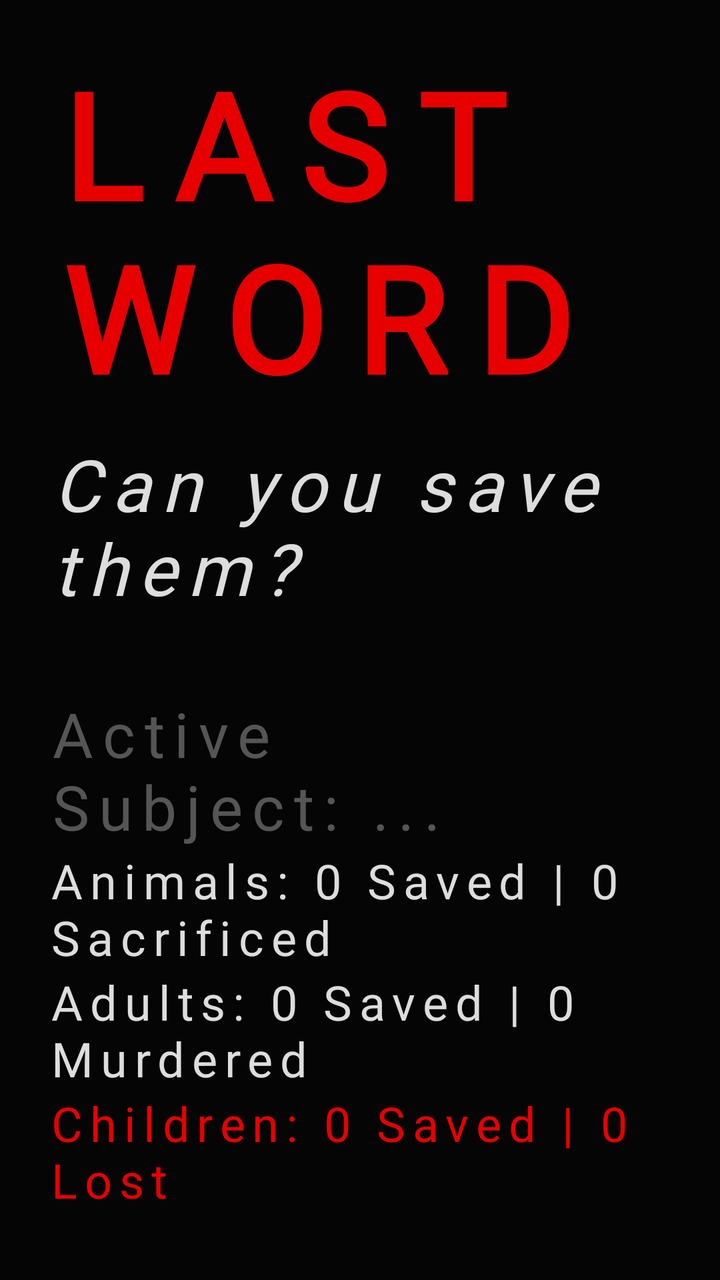
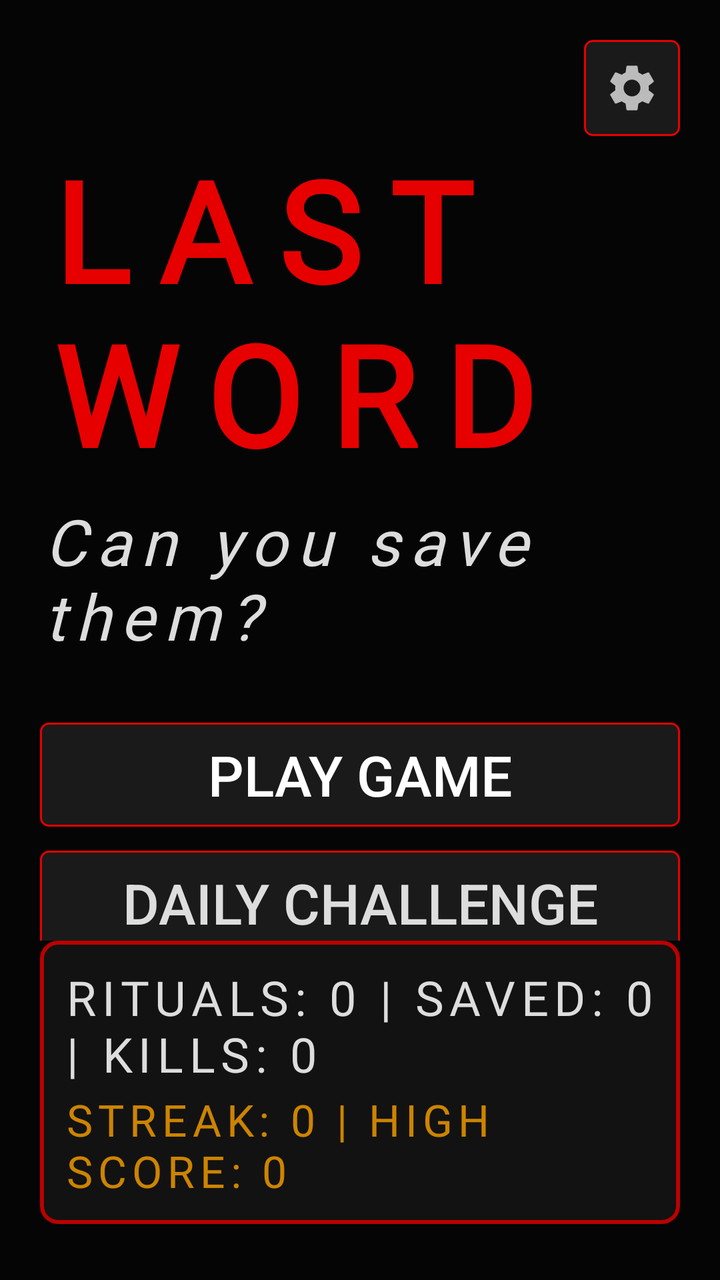

Before-and-after screenshots of an Android layout around one commit, followed by the original layout XML and the change that was made.
<!-- AndroidManifest.xml: application theme Theme.LastWord -->
<!-- res/layout/activity_home.xml -->
<?xml version="1.0" encoding="utf-8"?>
<androidx.constraintlayout.widget.ConstraintLayout xmlns:android="http://schemas.android.com/apk/res/android"
    xmlns:app="http://schemas.android.com/apk/res-auto"
    android:layout_width="match_parent"
    android:layout_height="match_parent"
    android:background="@color/pure_dark"
    android:padding="24dp">

    
    <LinearLayout
        android:id="@+id/centerGroup"
        android:layout_width="match_parent"
        android:layout_height="0dp"
        android:orientation="vertical"
        android:gravity="center"
        app:layout_constraintTop_toTopOf="parent"
        app:layout_constraintBottom_toTopOf="@+id/llUserStats"
        app:layout_constraintStart_toStartOf="parent"
        app:layout_constraintEnd_toEndOf="parent">

        <TextView
            android:id="@+id/tvTitle"
            android:layout_width="wrap_content"
            android:layout_height="wrap_content"
            android:text="LAST WORD"
            android:textColor="@color/horror_red"
            android:textSize="74sp"
            android:textStyle="bold"
            android:letterSpacing="0.2"
            android:fontFamily="@font/ghastly_panic" />

        <TextView
            android:id="@+id/tvSubtitle"
            android:layout_width="wrap_content"
            android:layout_height="wrap_content"
            android:text="Can you save them?"
            android:textColor="@color/pale_white"
            android:textSize="36sp"
            android:textStyle="italic"
            android:layout_marginTop="10dp"
            android:letterSpacing="0.15"
            android:fontFamily="@font/ghastly_panic"/>

        <LinearLayout
            android:id="@+id/menuLayout"
            android:layout_width="match_parent"
            android:layout_height="wrap_content"
            android:orientation="vertical"
            android:layout_marginTop="40dp">

            <androidx.appcompat.widget.AppCompatButton
                android:id="@+id/btnEnterGame"
                android:layout_width="match_parent"
                android:layout_height="54dp"
                android:text="ENTER THE VOID"
                android:textColor="@color/white"
                android:textSize="28sp"
                android:layout_marginBottom="14dp"
                android:background="@drawable/bg_button_dark"/>

            <androidx.appcompat.widget.AppCompatButton android:textSize="28sp"
                android:id="@+id/btnProfile"
                android:layout_width="match_parent"
                android:layout_height="50dp"
                android:text="SOUL RECORD (PROFILE)"
                android:textColor="@color/pale_white"
                android:layout_marginBottom="14dp"
                android:background="@drawable/bg_button_dark"/>

            <androidx.appcompat.widget.AppCompatButton android:textSize="28sp"
                android:id="@+id/btnLeaderboard"
                android:layout_width="match_parent"
                android:layout_height="50dp"
                android:text="WALL OF KILLS (LEADERBOARD)"
                android:textColor="@color/pale_white"
                android:layout_marginBottom="14dp"
                android:background="@drawable/bg_button_dark"/>

            <androidx.appcompat.widget.AppCompatButton android:textSize="28sp"
                android:id="@+id/btnInstructions"
                android:layout_width="match_parent"
                android:layout_height="50dp"
                android:text="RITUAL INSIGHT (HOW TO PLAY)"
                android:textColor="@color/pale_white"
                android:layout_marginBottom="14dp"
                android:background="@drawable/bg_button_dark"/>

            <androidx.appcompat.widget.AppCompatButton android:textSize="28sp"
                android:id="@+id/btnSettings"
                android:layout_width="match_parent"
                android:layout_height="50dp"
                android:text="ALTER ENVIRONMENT (SETTINGS)"
                android:textColor="@color/pale_white"
                android:background="@drawable/bg_button_dark"/>
        </LinearLayout>
    </LinearLayout>

    
    <LinearLayout
        android:id="@+id/llUserStats"
        android:layout_width="match_parent"
        android:layout_height="wrap_content"
        android:orientation="vertical"
        android:gravity="center"
        android:layout_marginBottom="10dp"
        app:layout_constraintBottom_toBottomOf="parent"
        app:layout_constraintStart_toStartOf="parent"
        app:layout_constraintEnd_toEndOf="parent">

        <TextView android:fontFamily="@font/ghastly_panic"
            android:id="@+id/tvActiveSubject"
            android:layout_width="wrap_content"
            android:layout_height="wrap_content"
            android:text="Active Subject: ..."
            android:textColor="@color/dim_gray"
            android:letterSpacing="0.15"
            android:textSize="31sp" />

        <TextView android:fontFamily="@font/ghastly_panic"
            android:id="@+id/tvAnimalsStat"
            android:layout_width="wrap_content"
            android:layout_height="wrap_content"
            android:text="Animals: 0 Saved | 0 Sacrificed"
            android:textColor="@color/pale_white"
            android:letterSpacing="0.15"
            android:textSize="24sp" />

        <TextView android:fontFamily="@font/ghastly_panic"
            android:id="@+id/tvAdultsStat"
            android:layout_width="wrap_content"
            android:layout_height="wrap_content"
            android:text="Adults: 0 Saved | 0 Murdered"
            android:textColor="@color/pale_white"
            android:letterSpacing="0.15"
            android:textSize="24sp" />

        <TextView android:fontFamily="@font/ghastly_panic"
            android:id="@+id/tvChildrenStat"
            android:layout_width="wrap_content"
            android:layout_height="wrap_content"
            android:text="Children: 0 Saved | 0 Lost"
            android:textColor="@color/horror_red"
            android:letterSpacing="0.15"
            android:textSize="24sp" />
    </LinearLayout>

    <View
        android:id="@+id/flickerOverlay"
        android:layout_width="match_parent"
        android:layout_height="match_parent"
        android:background="@color/black"
        android:alpha="0.0"
        android:visibility="gone"/>

</androidx.constraintlayout.widget.ConstraintLayout>
<!-- resources referenced by this layout -->
<resources>
  <color name="black">#000000</color>
  <color name="dim_gray">#555555</color>
  <color name="horror_red">#E60000</color>
  <color name="pale_white">#DDDDDD</color>
  <color name="pure_dark">#050505</color>
  <color name="white">#FFFFFF</color>
  <!-- drawable bg_button_dark (drawable) -->
  <?xml version="1.0" encoding="utf-8"?>
  <selector xmlns:android="http://schemas.android.com/apk/res/android">
      <item android:state_pressed="true">
          <shape>
              <solid android:color="@color/blood_red" />
              <stroke android:width="1dp" android:color="@color/horror_red" />
              <corners android:radius="4dp" />
          </shape>
      </item>
      <item android:state_enabled="false">
          <shape>
              <solid android:color="#0a0a0a" />
              <stroke android:width="1dp" android:color="#222222" />
              <corners android:radius="4dp" />
          </shape>
      </item>
      <item>
          <shape>
              <solid android:color="#1a1a1a" />
              <stroke android:width="1dp" android:color="@color/horror_red" />
              <corners android:radius="4dp" />
          </shape>
      </item>
  </selector>
  <style name="Theme.LastWord" parent="Base.Theme.LastWord" />
  <color name="blood_red">#BB0000</color>
  <style name="Base.Theme.LastWord" parent="Theme.Material3.DayNight.NoActionBar">
          
          <item name="colorPrimary">@color/horror_red</item>
          <item name="colorOnPrimary">@color/white</item>
          <item name="colorSecondary">@color/crimson</item>
          <item name="android:windowBackground">@color/pure_dark</item>
          <item name="android:navigationBarColor">@color/black</item>
          <item name="android:statusBarColor">@color/black</item>
          
          
          <item name="android:textAppearanceSmall">@style/HorrorText.Small</item>
          <item name="android:textAppearanceMedium">@style/HorrorText.Medium</item>
          <item name="android:textAppearanceLarge">@style/HorrorText.Large</item>
      </style>
  <color name="crimson">#FF0000</color>
  <style name="HorrorText.Small">
          <item name="android:textSize">12sp</item>
      </style>
  <style name="HorrorText.Medium">
          <item name="android:textSize">16sp</item>
      </style>
  <style name="HorrorText.Large">
          <item name="android:textSize">22sp</item>
      </style>
</resources>

<!-- the commit's change to res/layout/activity_home.xml (unified diff, before → after) -->
@@ -4,7 +4,19 @@
     android:layout_width="match_parent"
     android:layout_height="match_parent"
     android:background="@color/pure_dark"
-    android:padding="24dp">
+    android:padding="20dp">
+
+    
+    <ImageButton
+        android:id="@+id/btnSettingsIcon"
+        android:layout_width="48dp"
+        android:layout_height="48dp"
+        android:src="@drawable/ic_settings"
+        android:background="@drawable/bg_button_dark"
+        android:contentDescription="Settings"
+        android:padding="10dp"
+        app:layout_constraintTop_toTopOf="parent"
+        app:layout_constraintEnd_toEndOf="parent" />
 
     
     <LinearLayout
@@ -13,8 +25,8 @@
         android:layout_height="0dp"
         android:orientation="vertical"
         android:gravity="center"
-        app:layout_constraintTop_toTopOf="parent"
-        app:layout_constraintBottom_toTopOf="@+id/llUserStats"
+        app:layout_constraintTop_toBottomOf="@id/btnSettingsIcon"
+        app:layout_constraintBottom_toTopOf="@+id/llOverallSummary"
         app:layout_constraintStart_toStartOf="parent"
         app:layout_constraintEnd_toEndOf="parent">
 
@@ -24,7 +36,7 @@
             android:layout_height="wrap_content"
             android:text="LAST WORD"
             android:textColor="@color/horror_red"
-            android:textSize="74sp"
+            android:textSize="70sp"
             android:textStyle="bold"
             android:letterSpacing="0.2"
             android:fontFamily="@font/ghastly_panic" />
@@ -35,113 +47,99 @@
             android:layout_height="wrap_content"
             android:text="Can you save them?"
             android:textColor="@color/pale_white"
-            android:textSize="36sp"
+            android:textSize="32sp"
             android:textStyle="italic"
-            android:layout_marginTop="10dp"
+            android:layout_marginTop="6dp"
             android:letterSpacing="0.15"
             android:fontFamily="@font/ghastly_panic"/>
 
+        
         <LinearLayout
             android:id="@+id/menuLayout"
             android:layout_width="match_parent"
             android:layout_height="wrap_content"
             android:orientation="vertical"
-            android:layout_marginTop="40dp">
+            android:layout_marginTop="32dp">
 
+            
             <androidx.appcompat.widget.AppCompatButton
                 android:id="@+id/btnEnterGame"
                 android:layout_width="match_parent"
-                android:layout_height="54dp"
-                android:text="ENTER THE VOID"
+                android:layout_height="52dp"
+                android:text="PLAY GAME"
                 android:textColor="@color/white"
                 android:textSize="28sp"
-                android:layout_marginBottom="14dp"
+                android:layout_marginBottom="12dp"
                 android:background="@drawable/bg_button_dark"/>
 
-            <androidx.appcompat.widget.AppCompatButton android:textSize="28sp"
-                android:id="@+id/btnProfile"
+            
+            <androidx.appcompat.widget.AppCompatButton
+                android:id="@+id/btnDailyChallenge"
                 android:layout_width="match_parent"
-                android:layout_height="50dp"
-                android:text="SOUL RECORD (PROFILE)"
+                android:layout_height="52dp"
+                android:text="DAILY CHALLENGE"
                 android:textColor="@color/pale_white"
-                android:layout_marginBottom="14dp"
+                android:textSize="28sp"
+                android:layout_marginBottom="12dp"
                 android:background="@drawable/bg_button_dark"/>
 
-            <androidx.appcompat.widget.AppCompatButton android:textSize="28sp"
-                android:id="@+id/btnLeaderboard"
+            
+            <androidx.appcompat.widget.AppCompatButton
+                android:id="@+id/btnScoreStats"
                 android:layout_width="match_parent"
-                android:layout_height="50dp"
-                android:text="WALL OF KILLS (LEADERBOARD)"
+                android:layout_height="52dp"
+                android:text="SCORE &amp; STATS"
                 android:textColor="@color/pale_white"
-                android:layout_marginBottom="14dp"
+                android:textSize="28sp"
+                android:layout_marginBottom="12dp"
                 android:background="@drawable/bg_button_dark"/>
 
-            <androidx.appcompat.widget.AppCompatButton android:textSize="28sp"
+            
+            <androidx.appcompat.widget.AppCompatButton
                 android:id="@+id/btnInstructions"
                 android:layout_width="match_parent"
-                android:layout_height="50dp"
-                android:text="RITUAL INSIGHT (HOW TO PLAY)"
+                android:layout_height="52dp"
+                android:text="HELP / INSTRUCTIONS"
                 android:textColor="@color/pale_white"
-                android:layout_marginBottom="14dp"
-                android:background="@drawable/bg_button_dark"/>
-
-            <androidx.appcompat.widget.AppCompatButton android:textSize="28sp"
-                android:id="@+id/btnSettings"
-                android:layout_width="match_parent"
-                android:layout_height="50dp"
-                android:text="ALTER ENVIRONMENT (SETTINGS)"
-                android:textColor="@color/pale_white"
+                android:textSize="28sp"
                 android:background="@drawable/bg_button_dark"/>
         </LinearLayout>
     </LinearLayout>
 
     
     <LinearLayout
-        android:id="@+id/llUserStats"
+        android:id="@+id/llOverallSummary"
         android:layout_width="match_parent"
         android:layout_height="wrap_content"
         android:orientation="vertical"
         android:gravity="center"
-        android:layout_marginBottom="10dp"
+        android:background="@drawable/bg_horror_card"
+        android:padding="12dp"
+        android:layout_marginBottom="8dp"
         app:layout_constraintBottom_toBottomOf="parent"
         app:layout_constraintStart_toStartOf="parent"
         app:layout_constraintEnd_toEndOf="parent">
 
-        <TextView android:fontFamily="@font/ghastly_panic"
-            android:id="@+id/tvActiveSubject"
+        <TextView
+            android:id="@+id/tvFooterGames"
             android:layout_width="wrap_content"
             android:layout_height="wrap_content"
-            android:text="Active Subject: ..."
-            android:textColor="@color/dim_gray"
-            android:letterSpacing="0.15"
-            android:textSize="31sp" />
+            android:text="RITUALS: 0 | SAVED: 0 | KILLS: 0"
+            android:textColor="@color/pale_white"
+            android:fontFamily="@font/ghastly_panic"
+            android:letterSpacing="0.12"
+            android:textSize="24sp" />
 
-        <TextView android:fontFamily="@font/ghastly_panic"
-            android:id="@+id/tvAnimalsStat"
+        <TextView
+            android:id="@+id/tvFooterStreak"
             android:layout_width="wrap_content"
             android:layout_height="wrap_content"
-            android:text="Animals: 0 Saved | 0 Sacrificed"
-            android:textColor="@color/pale_white"
-            android:letterSpacing="0.15"
-            android:textSize="24sp" />
-
-        <TextView android:fontFamily="@font/ghastly_panic"
-            android:id="@+id/tvAdultsStat"
-            android:layout_width="wrap_content"
-            android:layout_height="wrap_content"
-            android:text="Adults: 0 Saved | 0 Murdered"
-            android:textColor="@color/pale_white"
-            android:letterSpacing="0.15"
-            android:textSize="24sp" />
-
-        <TextView android:fontFamily="@font/ghastly_panic"
-            android:id="@+id/tvChildrenStat"
-            android:layout_width="wrap_content"
-            android:layout_height="wrap_content"
-            android:text="Children: 0 Saved | 0 Lost"
-            android:textColor="@color/horror_red"
-            android:letterSpacing="0.15"
-            android:textSize="24sp" />
+            android:text="STREAK: 0 | HIGH SCORE: 0"
+            android:textColor="@color/amber_glow"
+            android:fontFamily="@font/ghastly_panic"
+            android:letterSpacing="0.12"
+            android:textSize="22sp"
+            android:layout_marginTop="2dp" />
     </LinearLayout>
 
     <View
<!-- resource entries referenced after the edit -->
@@ -1,7 +1,7 @@
 <!-- resources referenced by this layout -->
 <resources>
+  <color name="amber_glow">#CC8400</color>
   <color name="black">#000000</color>
-  <color name="dim_gray">#555555</color>
   <color name="horror_red">#E60000</color>
   <color name="pale_white">#DDDDDD</color>
   <color name="pure_dark">#050505</color>
@@ -31,6 +31,23 @@
           </shape>
       </item>
   </selector>
+  <!-- drawable bg_horror_card (drawable) -->
+  <?xml version="1.0" encoding="utf-8"?>
+  <shape xmlns:android="http://schemas.android.com/apk/res/android">
+      <solid android:color="#121212" />
+      <stroke android:width="2dp" android:color="@color/blood_red" />
+      <corners android:radius="8dp" />
+  </shape>
+  <!-- drawable ic_settings (drawable) -->
+  <vector xmlns:android="http://schemas.android.com/apk/res/android"
+      android:width="28dp"
+      android:height="28dp"
+      android:viewportWidth="24"
+      android:viewportHeight="24">
+    <path
+        android:fillColor="#BBBBBB"
+        android:pathData="M19.14,12.94c0.04,-0.3 0.06,-0.61 0.06,-0.94c0,-0.32 -0.02,-0.64 -0.07,-0.94l2.03,-1.58c0.18,-0.14 0.23,-0.41 0.12,-0.61l-1.92,-3.32c-0.12,-0.22 -0.37,-0.29 -0.59,-0.22l-2.39,0.96c-0.5,-0.38 -1.03,-0.7 -1.62,-0.94L14.4,2.81c-0.04,-0.24 -0.24,-0.41 -0.48,-0.41h-3.84c-0.24,0 -0.43,0.17 -0.47,0.41L9.25,5.35C8.66,5.59 8.12,5.92 7.63,6.29L5.24,5.33c-0.22,-0.08 -0.47,0 -0.59,0.22L2.74,8.87c-0.12,0.21 -0.08,0.47 0.12,0.61l2.03,1.58c-0.05,0.3 -0.09,0.63 -0.09,0.94s0.02,0.64 0.07,0.94l-2.03,1.58c-0.18,0.14 -0.23,0.41 -0.12,0.61l1.92,3.32c0.12,0.22 0.37,0.29 0.59,0.22l2.39,-0.96c0.5,0.38 1.03,0.7 1.62,0.94l0.36,2.54c0.05,0.24 0.24,0.41 0.48,0.41h3.84c0.24,0 0.44,-0.17 0.47,-0.41l0.36,-2.54c0.59,-0.24 1.13,-0.56 1.62,-0.94l2.39,0.96c0.22,0.08 0.47,0 0.59,-0.22l1.92,-3.32c0.12,-0.22 0.07,-0.47 -0.12,-0.61L19.14,12.94zM12,15.6c-1.98,0 -3.6,-1.62 -3.6,-3.6s1.62,-3.6 3.6,-3.6s3.6,1.62 3.6,3.6S13.98,15.6 12,15.6z"/>
+  </vector>
   <style name="Theme.LastWord" parent="Base.Theme.LastWord" />
   <color name="blood_red">#BB0000</color>
   <style name="Base.Theme.LastWord" parent="Theme.Material3.DayNight.NoActionBar">
